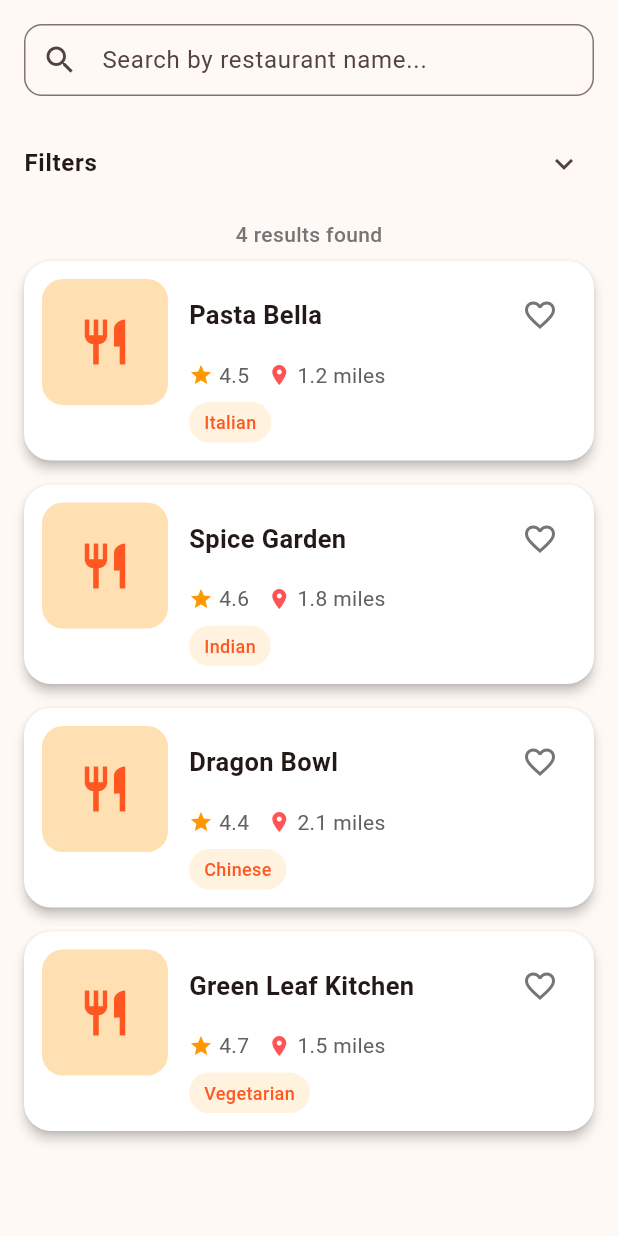
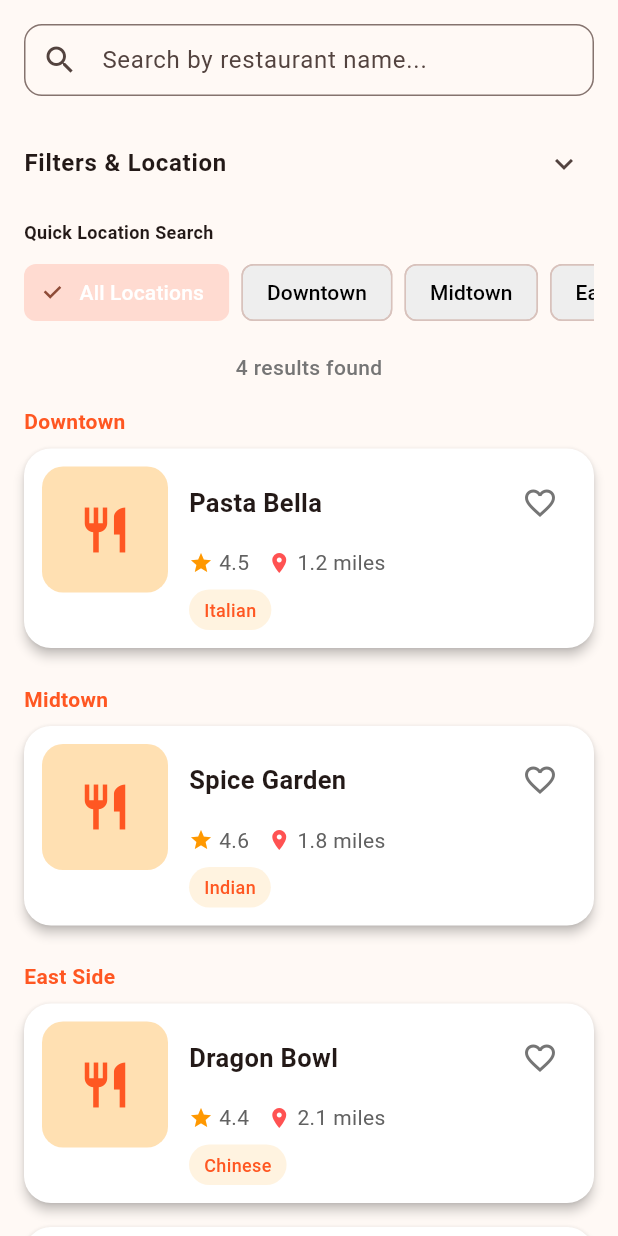
Before and after one commit to hafsaakhtarr/TravelFoodApp, a Flutter app: the SearchScreen widget shown alone on an empty page, opened directly, on a phone screen of 412 x 824 dp. Run offline on Flutter 3.47's test engine with Material 3 defaults, Android fonts, the phone set to English and light mode, and no system bars.

Commit message:
Search screen updated for user ui

```diff
--- a/travelfoodapp/lib/screens/search_screen.dart
+++ b/travelfoodapp/lib/screens/search_screen.dart
@@ -13,6 +13,8 @@ class SearchScreen extends StatefulWidget {
 
 class _SearchScreenState extends State<SearchScreen> {
   final TextEditingController _searchController = TextEditingController();
+  final TextEditingController _locationController = TextEditingController();
+
   late List<Restaurant> _filteredRestaurants = List.from(sampleRestaurants);
   late List<Restaurant> _allRestaurants = List.from(sampleRestaurants);
 
@@ -20,6 +22,8 @@ class _SearchScreenState extends State<SearchScreen> {
   String _selectedCuisine = 'All';
   double _minRating = 0;
   double _maxDistance = 10;
+  String _selectedLocation = 'All Locations';
+  double _userDistance = 5; // Default user distance in miles
 
   final List<String> _cuisines = [
     'All',
@@ -31,15 +35,28 @@ class _SearchScreenState extends State<SearchScreen> {
     'Vegetarian',
   ];
 
+  // Sample locations
+  final List<String> _locations = [
+    'All Locations',
+    'Downtown',
+    'Midtown',
+    'East Side',
+    'West District',
+    'Old Town',
+    'Chinatown',
+  ];
+
   @override
   void initState() {
     super.initState();
     _searchController.addListener(_filterRestaurants);
+    _locationController.addListener(_filterRestaurants);
   }
 
   @override
   void dispose() {
     _searchController.dispose();
+    _locationController.dispose();
     super.dispose();
   }
 
@@ -61,20 +78,44 @@ class _SearchScreenState extends State<SearchScreen> {
         // Filter by distance
         final matchesDistance = restaurant.distanceMiles <= _maxDistance;
 
+        // Filter by location (extract location from address)
+        final restaurantLocation = _extractLocation(restaurant);
+        final matchesLocation = _selectedLocation == 'All Locations' ||
+            restaurantLocation == _selectedLocation;
+
         return matchesSearch &&
             matchesCuisine &&
             matchesRating &&
-            matchesDistance;
+            matchesDistance &&
+            matchesLocation;
       }).toList();
     });
+  }
+
+  String _extractLocation(Restaurant restaurant) {
+    // Extract location from restaurant address
+    // Example: "123 Maple St, Downtown" -> "Downtown"
+    // For now, map restaurants to mock locations
+    final locationMap = {
+      'Pasta Bella': 'Downtown',
+      'Spice Garden': 'Midtown',
+      'Dragon Bowl': 'East Side',
+      'Green Leaf Kitchen': 'East Side',
+      'Sakura Sushi': 'Downtown',
+      'Taco Fiesta': 'West District',
+    };
+    return locationMap[restaurant.name] ?? 'Unknown';
   }
 
   void _resetFilters() {
     setState(() {
       _searchController.clear();
+      _locationController.clear();
       _selectedCuisine = 'All';
       _minRating = 0;
       _maxDistance = 10;
+      _selectedLocation = 'All Locations';
+      _userDistance = 5;
       _filterRestaurants();
     });
   }
@@ -137,14 +178,60 @@ class _SearchScreenState extends State<SearchScreen> {
 
           // Filters Section (Expandable)
           ExpansionTile(
-            title:
-                const Text('Filters', style: TextStyle(fontWeight: FontWeight.bold)),
+            title: const Text('Filters & Location',
+                style: TextStyle(fontWeight: FontWeight.bold)),
             children: [
               Padding(
                 padding: const EdgeInsets.all(16),
                 child: Column(
                   crossAxisAlignment: CrossAxisAlignment.start,
                   children: [
+                    // Location Filter
+                    const Text('Location',
+                        style: TextStyle(fontWeight: FontWeight.bold, fontSize: 14)),
+                    const SizedBox(height: 8),
+                    DropdownButton<String>(
+                      value: _selectedLocation,
+                      isExpanded: true,
+                      onChanged: (String? newValue) {
+                        if (newValue != null) {
+                          setState(() {
+                            _selectedLocation = newValue;
+                            _filterRestaurants();
+                          });
+                        }
+                      },
+                      items: _locations
+                          .map<DropdownMenuItem<String>>((String value) {
+                        return DropdownMenuItem<String>(
+                          value: value,
+                          child: Text(value),
+                        );
+                      }).toList(),
+                    ),
+                    const SizedBox(height: 20),
+
+                    // Distance Filter
+                    const Text('Maximum Distance',
+                        style: TextStyle(fontWeight: FontWeight.bold, fontSize: 14)),
+                    const SizedBox(height: 8),
+                    Slider(
+                      value: _maxDistance,
+                      min: 0.5,
+                      max: 10,
+                      divisions: 19,
+                      label: '${_maxDistance.toStringAsFixed(1)} mi',
+                      activeColor: Colors.deepOrange,
+                      onChanged: (value) {
+                        setState(() {
+                          _maxDistance = value;
+                          _filterRestaurants();
+                        });
+                      },
+                    ),
+                    Text('Within ${_maxDistance.toStringAsFixed(1)} miles'),
+                    const SizedBox(height: 20),
+
                     // Cuisine Filter
                     const Text('Cuisine',
                         style: TextStyle(fontWeight: FontWeight.bold, fontSize: 14)),
@@ -195,27 +282,6 @@ class _SearchScreenState extends State<SearchScreen> {
                     Text('${_minRating.toStringAsFixed(1)} ⭐ and above'),
                     const SizedBox(height: 20),
 
-                    // Distance Filter
-                    const Text('Maximum Distance',
-                        style: TextStyle(fontWeight: FontWeight.bold, fontSize: 14)),
-                    const SizedBox(height: 8),
-                    Slider(
-                      value: _maxDistance,
-                      min: 0.5,
-                      max: 10,
-                      divisions: 19,
-                      label: '${_maxDistance.toStringAsFixed(1)} mi',
-                      activeColor: Colors.deepOrange,
-                      onChanged: (value) {
-                        setState(() {
-                          _maxDistance = value;
-                          _filterRestaurants();
-                        });
-                      },
-                    ),
-                    Text('Within ${_maxDistance.toStringAsFixed(1)} miles'),
-                    const SizedBox(height: 16),
-
                     // Reset Button
                     SizedBox(
                       width: double.infinity,
@@ -231,6 +297,48 @@ class _SearchScreenState extends State<SearchScreen> {
                 ),
               ),
             ],
+          ),
+
+          // Quick Filter Chips (Location)
+          Padding(
+            padding: const EdgeInsets.symmetric(horizontal: 16, vertical: 8),
+            child: Column(
+              crossAxisAlignment: CrossAxisAlignment.start,
+              children: [
+                const Text('Quick Location Search',
+                    style: TextStyle(fontWeight: FontWeight.w600, fontSize: 12)),
+                const SizedBox(height: 8),
+                SingleChildScrollView(
+                  scrollDirection: Axis.horizontal,
+                  child: Row(
+                    children: _locations
+                        .map((location) => Padding(
+                          padding: const EdgeInsets.only(right: 8),
+                          child: InputChip(
+                            label: Text(location),
+                            selected: _selectedLocation == location,
+                            onSelected: (selected) {
+                              setState(() {
+                                _selectedLocation = location;
+                                _filterRestaurants();
+                              });
+                            },
+                            backgroundColor: _selectedLocation == location
+                                ? Colors.deepOrange
+                                : Colors.grey[200],
+                            labelStyle: TextStyle(
+                              color: _selectedLocation == location
+                                  ? Colors.white
+                                  : Colors.black,
+                              fontWeight: FontWeight.w500,
+                            ),
+                          ),
+                        ))
+                        .toList(),
+                  ),
+                ),
+              ],
+            ),
           ),
 
           // Results Count
@@ -252,7 +360,7 @@ class _SearchScreenState extends State<SearchScreen> {
                   child: Column(
                     mainAxisAlignment: MainAxisAlignment.center,
                     children: [
-                      Icon(Icons.search_off,
+                      Icon(Icons.location_off,
                           size: 80, color: Colors.grey[400]),
                       const SizedBox(height: 16),
                       Text(
@@ -262,7 +370,7 @@ class _SearchScreenState extends State<SearchScreen> {
                       ),
                       const SizedBox(height: 8),
                       Text(
-                        'Try adjusting your filters',
+                        'Try different location or filters',
                         style:
                             TextStyle(fontSize: 14, color: Colors.grey[500]),
                       ),
@@ -274,7 +382,25 @@ class _SearchScreenState extends State<SearchScreen> {
                   itemCount: _filteredRestaurants.length,
                   itemBuilder: (context, index) {
                     final restaurant = _filteredRestaurants[index];
-                    return RestaurantCard(
+                    final location = _extractLocation(restaurant);
+
+                    return Column(
+                      crossAxisAlignment: CrossAxisAlignment.start,
+                      children: [
+                        // Location Badge
+                        if (index == 0 || _extractLocation(_filteredRestaurants[index - 1]) != location)
+                          Padding(
+                            padding: const EdgeInsets.only(top: 8, bottom: 8),
+                            child: Text(
+                              location,
+                              style: const TextStyle(
+                                fontWeight: FontWeight.bold,
+                                fontSize: 14,
+                                color: Colors.deepOrange,
+                              ),
+                            ),
+                          ),
+                        RestaurantCard(
                           restaurant: restaurant,
                           onTap: () => _navigateToDetails(restaurant),
                           onFavoriteTap: () {
@@ -294,6 +420,8 @@ class _SearchScreenState extends State<SearchScreen> {
                               }
                             });
                           },
+                        ),
+                      ],
                     );
                   },
                 ),
```
Lines whose indentation alone changed are shown as unchanged.
